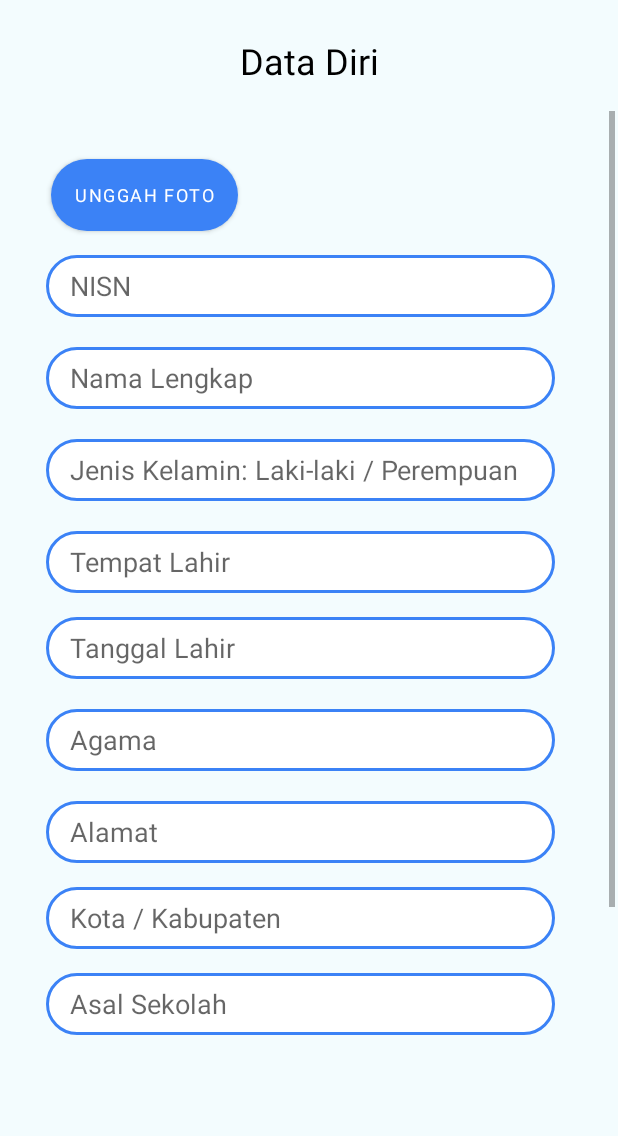
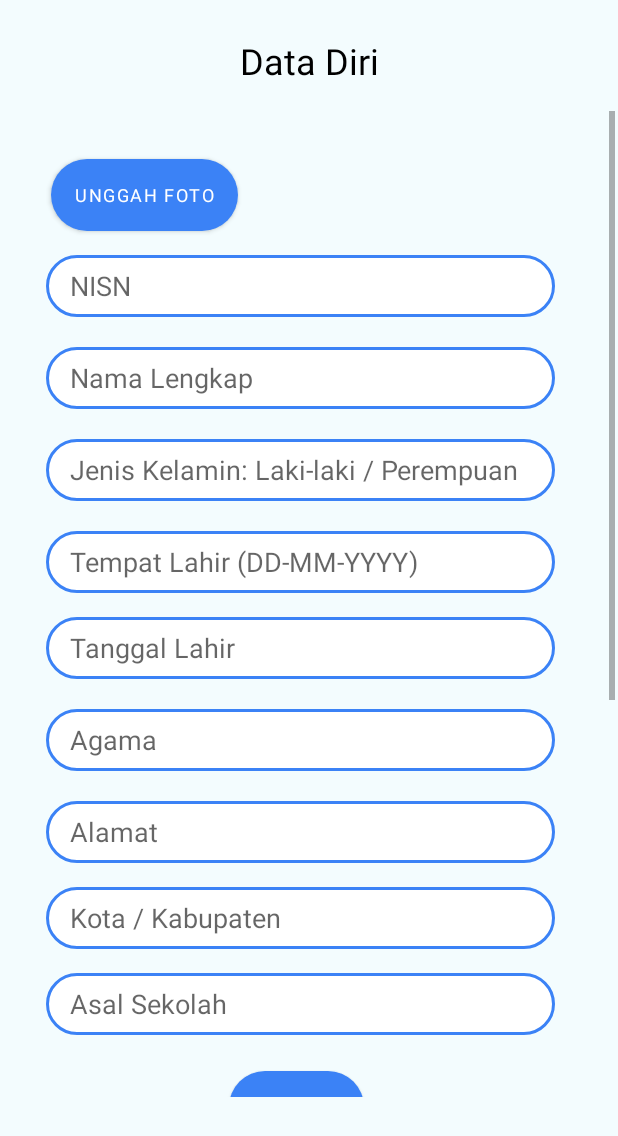
Before and after one commit to thoriqadillah/ppdb-papb, an Android app: the dataDiri screen opened directly, with no data from a screen before it, on a phone screen of 412 x 824 dp. Shown: the top 1136 px of the screen. Run offline under Robolectric (Android 15) with nearby library versions, the phone set to English and light mode, and no system bars; our stand-ins replace Firebase (no records; nobody signed in at launch, a user with empty details on screens opened directly); Roboto replaces fonts that are not available here.

```diff
--- a/app/src/main/res/layout/activity_datadiri.xml
+++ b/app/src/main/res/layout/activity_datadiri.xml
@@ -40,7 +40,7 @@
 
             <androidx.constraintlayout.widget.ConstraintLayout
                 android:layout_width="match_parent"
-                android:layout_height="814dp">
+                android:layout_height="1100dp">
 
 
                 <Button
@@ -52,8 +52,8 @@
                     android:background="@drawable/buttondesign"
                     android:backgroundTint="@color/bluebtn"
                     android:fontFamily="@font/roboto_bold"
+                    android:text="Unggah Foto"
                     android:textColor="@color/white"
-                    android:text="Unggah Foto"
                     android:textSize="12sp"
                     app:backgroundTint="@null"
                     app:layout_constraintEnd_toEndOf="parent"
@@ -68,8 +68,8 @@
                     android:layout_width="142dp"
                     android:layout_height="21dp"
                     android:layout_marginTop="12dp"
+                    android:textColor="@color/black"
                     android:textSize="14sp"
-                    android:textColor="@color/black"
                     app:layout_constraintBottom_toBottomOf="@+id/btnImgFoto"
                     app:layout_constraintEnd_toEndOf="parent"
                     app:layout_constraintHorizontal_bias="0.169"
@@ -132,7 +132,7 @@
                     android:layout_marginTop="20dp"
                     android:background="@drawable/inputdesign"
                     android:ems="10"
-                    android:hint="Tempat Lahir"
+                    android:hint="Tempat Lahir (DD-MM-YYYY)"
                     android:inputType="textPersonName"
                     android:paddingStart="16dp"
                     android:textColor="@color/black"
@@ -225,17 +225,15 @@
                     android:id="@+id/btnSimpanDataDiri"
                     android:layout_width="wrap_content"
                     android:layout_height="wrap_content"
-                    android:layout_marginBottom="36dp"
+                    android:layout_marginTop="24dp"
                     android:background="@drawable/buttondesign"
                     android:text="Simpan"
                     android:textColor="@color/white"
                     app:backgroundTint="@null"
-                    app:layout_constraintBottom_toBottomOf="parent"
                     app:layout_constraintEnd_toEndOf="parent"
                     app:layout_constraintHorizontal_bias="0.473"
                     app:layout_constraintStart_toStartOf="parent"
-                    app:layout_constraintTop_toBottomOf="@+id/inputAsalSekolah"
-                    app:layout_constraintVertical_bias="0.582" />
+                    app:layout_constraintTop_toBottomOf="@+id/inputAsalSekolah" />
 
             </androidx.constraintlayout.widget.ConstraintLayout>
         </LinearLayout>
--- a/app/src/main/res/layout/item_pengumuman.xml
+++ b/app/src/main/res/layout/item_pengumuman.xml
@@ -15,8 +15,8 @@
         <androidx.cardview.widget.CardView
             android:layout_width="match_parent"
             android:layout_height="wrap_content"
+            android:layout_marginTop="10dp"
             android:layout_marginBottom="10dp"
-            android:layout_marginTop="10dp"
             app:cardCornerRadius="20dp">
 
             <androidx.constraintlayout.widget.ConstraintLayout
```
Also changed, not shown: app/src/main/java/com/example/ppdb/dataDiri.java (+2 -18 lines).
